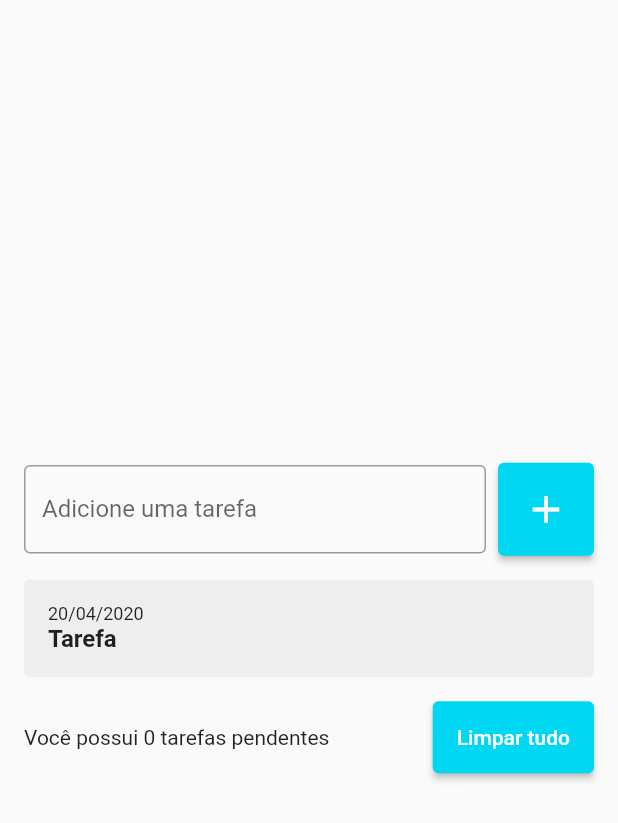
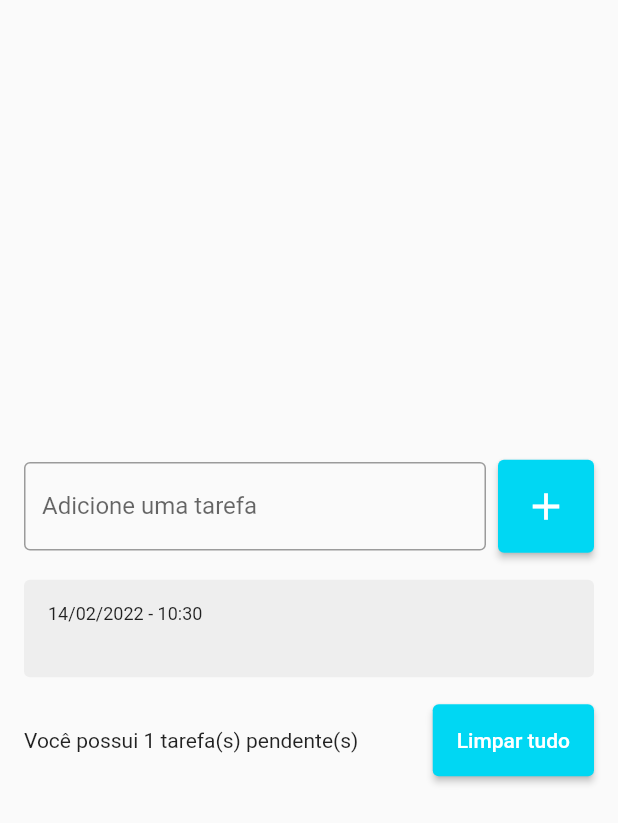
Before and after one commit to robezerra/todo-list, a Flutter app: the screen it shows after launch, after a tap on the "add" icon, on a phone screen of 412 x 824 dp. Shown: the top 823 px of the screen. Run offline on Flutter 3.47's test engine with Material 2 defaults, Android fonts, the phone set to English and light mode, and no system bars.

Commit message:
feature: implementando data e hora

```diff
--- a/tarefas/lib/main.dart
+++ b/tarefas/lib/main.dart
@@ -11,6 +11,7 @@ class MyApp extends StatelessWidget {
   @override
   Widget build(BuildContext context) {
     return MaterialApp(
+      debugShowCheckedModeBanner: false,
       home: TodoListPage(),
     );
   }
--- /dev/null
+++ b/tarefas/lib/models/todo.dart
@@ -0,0 +1,7 @@
+class Todo {
+
+  Todo({required this.title, required this.dateTime});
+
+  String title;
+  DateTime dateTime;
+}
--- a/tarefas/lib/pages/todo_list_page.dart
+++ b/tarefas/lib/pages/todo_list_page.dart
@@ -1,4 +1,5 @@
 import 'package:flutter/material.dart';
+import 'package:tarefas/models/todo.dart';
 import 'package:tarefas/widgets/todo_list_item.dart';
 
 class TodoListPage extends StatefulWidget {
@@ -11,14 +12,15 @@ class TodoListPage extends StatefulWidget {
 class _TodoListPageState extends State<TodoListPage> {
   final TextEditingController todosController = TextEditingController();
 
-  List<String> todos = [];
+  List<Todo> todos = [];
 
   @override
   Widget build(BuildContext context) {
-    return Scaffold(
+    return SafeArea(
+      child: Scaffold(
         body: Center(
           child: Padding(
-          padding: const EdgeInsets.symmetric(horizontal: 16),
+            padding: const EdgeInsets.all(16),
             child: Column(
               mainAxisSize: MainAxisSize.min,
               children: [
@@ -39,7 +41,11 @@ class _TodoListPageState extends State<TodoListPage> {
                       onPressed: () {
                         String text = todosController.text;
                         setState(() {
-                        todos.add(text);
+                          Todo newTodo = Todo(
+                            title: text,
+                            dateTime: DateTime.now()
+                          );
+                          todos.add(newTodo);
                         });
                         todosController.clear();
                       },
@@ -60,8 +66,10 @@ class _TodoListPageState extends State<TodoListPage> {
                     child: ListView(
                       shrinkWrap: true,
                       children: [
-                      for (String todo in todos)
-                       TodoListItem(),
+                        for (Todo tarefa in todos)
+                         TodoListItem(
+                           todo: tarefa,
+                         ),
                       ],
                     ),
                   ),
@@ -71,7 +79,7 @@ class _TodoListPageState extends State<TodoListPage> {
                   children: [
                     Expanded(
                       child: Text(
-                      'Você possui 0 tarefas pendentes',
+                        'Você possui ${todos.length} tarefa(s) pendente(s)',
                       ),
                     ),
                     SizedBox(width: 8),
@@ -89,6 +97,7 @@ class _TodoListPageState extends State<TodoListPage> {
             ),
           ),
         ),
+      ),
     );
   }
 }
--- a/tarefas/lib/widgets/todo_list_item.dart
+++ b/tarefas/lib/widgets/todo_list_item.dart
@@ -1,9 +1,11 @@
 import 'package:flutter/material.dart';
-
-import 'package:flutter/material.dart';
+import 'package:tarefas/models/todo.dart';
+import 'package:intl/intl.dart';
 
 class TodoListItem extends StatelessWidget {
-  const TodoListItem({Key? key}) : super(key: key);
+  const TodoListItem({Key? key, required this.todo}) : super(key: key);
+
+  final Todo todo;
 
   @override
   Widget build(BuildContext context) {
@@ -13,17 +15,18 @@ class TodoListItem extends StatelessWidget {
         color: Colors.grey[200],
       ),
       padding: const EdgeInsets.all(16),
+      margin: const EdgeInsets.symmetric(vertical: 2),
       child: Column(
         crossAxisAlignment: CrossAxisAlignment.start,
         children: [
           Text(
-            '20/04/2020',
+            DateFormat('dd/MM/yyyy - HH:mm').format(todo.dateTime),
             style: TextStyle(
               fontSize: 12,
             ),
           ),
           Text(
-            'Tarefa',
+            todo.title,
             style: TextStyle(
               fontSize: 16,
               fontWeight: FontWeight.w600,
--- a/tarefas/pubspec.yaml
+++ b/tarefas/pubspec.yaml
@@ -34,6 +34,7 @@ dependencies:
   # The following adds the Cupertino Icons font to your application.
   # Use with the CupertinoIcons class for iOS style icons.
   cupertino_icons: ^1.0.2
+  intl:
 
 dev_dependencies:
   flutter_test:
```
Lines whose indentation alone changed are shown as unchanged.
